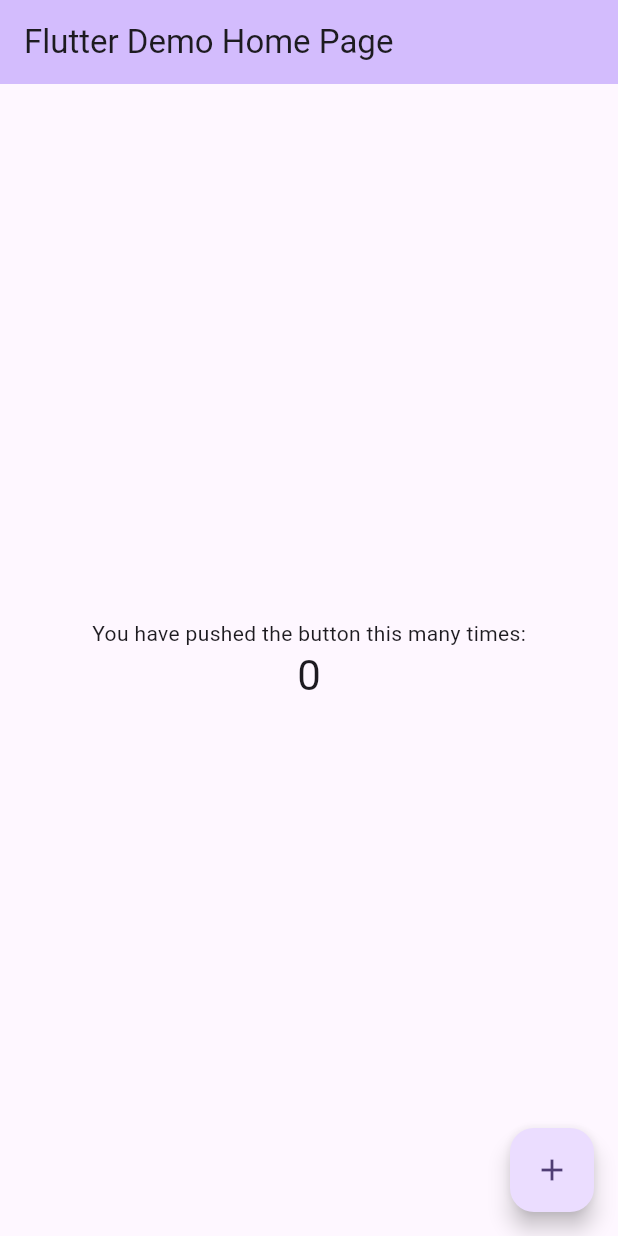
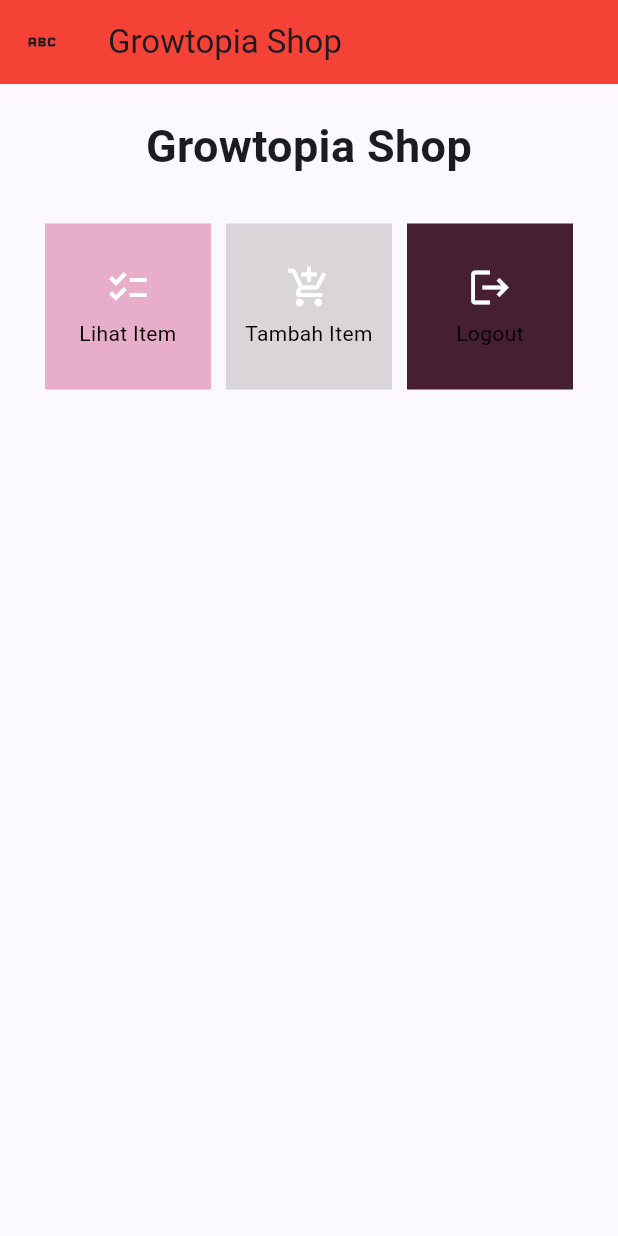
Before and after one commit to Scarletra/growtopia_shop_mobile, a Flutter app: the screen it shows after launch, on a phone screen of 412 x 824 dp. Run offline on Flutter 3.47's test engine with Material 2 defaults, Android fonts, the phone set to English and light mode, and no system bars.

Commit message:
finished checklist

```diff
--- a/lib/main.dart
+++ b/lib/main.dart
@@ -1,4 +1,5 @@
 import 'package:flutter/material.dart';
+import 'package:growtopia_shop/menu.dart';
 
 void main() {
   runApp(const MyApp());
@@ -28,98 +29,10 @@
         //
         // This works for code too, not just values: Most code changes can be
         // tested with just a hot reload.
-        colorScheme: ColorScheme.fromSeed(seedColor: Colors.deepPurple),
+        colorScheme: ColorScheme.fromSeed(seedColor: Colors.indigo),
         useMaterial3: true,
       ),
-      home: const MyHomePage(title: 'Flutter Demo Home Page'),
+      home: MyHomePage(),
     );
   }
 }
-
-class MyHomePage extends StatefulWidget {
-  const MyHomePage({super.key, required this.title});
-
-  // This widget is the home page of your application. It is stateful, meaning
-  // that it has a State object (defined below) that contains fields that affect
-  // how it looks.
-
-  // This class is the configuration for the state. It holds the values (in this
-  // case the title) provided by the parent (in this case the App widget) and
-  // used by the build method of the State. Fields in a Widget subclass are
-  // always marked "final".
-
-  final String title;
-
-  @override
-  State<MyHomePage> createState() => _MyHomePageState();
-}
-
-class _MyHomePageState extends State<MyHomePage> {
-  int _counter = 0;
-
-  void _incrementCounter() {
-    setState(() {
-      // This call to setState tells the Flutter framework that something has
-      // changed in this State, which causes it to rerun the build method below
-      // so that the display can reflect the updated values. If we changed
-      // _counter without calling setState(), then the build method would not be
-      // called again, and so nothing would appear to happen.
-      _counter++;
-    });
-  }
-
-  @override
-  Widget build(BuildContext context) {
-    // This method is rerun every time setState is called, for instance as done
-    // by the _incrementCounter method above.
-    //
-    // The Flutter framework has been optimized to make rerunning build methods
-    // fast, so that you can just rebuild anything that needs updating rather
-    // than having to individually change instances of widgets.
-    return Scaffold(
-      appBar: AppBar(
-        // TRY THIS: Try changing the color here to a specific color (to
-        // Colors.amber, perhaps?) and trigger a hot reload to see the AppBar
-        // change color while the other colors stay the same.
-        backgroundColor: Theme.of(context).colorScheme.inversePrimary,
-        // Here we take the value from the MyHomePage object that was created by
-        // the App.build method, and use it to set our appbar title.
-        title: Text(widget.title),
-      ),
-      body: Center(
-        // Center is a layout widget. It takes a single child and positions it
-        // in the middle of the parent.
-        child: Column(
-          // Column is also a layout widget. It takes a list of children and
-          // arranges them vertically. By default, it sizes itself to fit its
-          // children horizontally, and tries to be as tall as its parent.
-          //
-          // Column has various properties to control how it sizes itself and
-          // how it positions its children. Here we use mainAxisAlignment to
-          // center the children vertically; the main axis here is the vertical
-          // axis because Columns are vertical (the cross axis would be
-          // horizontal).
-          //
-          // TRY THIS: Invoke "debug painting" (choose the "Toggle Debug Paint"
-          // action in the IDE, or press "p" in the console), to see the
-          // wireframe for each widget.
-          mainAxisAlignment: MainAxisAlignment.center,
-          children: <Widget>[
-            const Text(
-              'You have pushed the button this many times:',
-            ),
-            Text(
-              '$_counter',
-              style: Theme.of(context).textTheme.headlineMedium,
-            ),
-          ],
-        ),
-      ),
-      floatingActionButton: FloatingActionButton(
-        onPressed: _incrementCounter,
-        tooltip: 'Increment',
-        child: const Icon(Icons.add),
-      ), // This trailing comma makes auto-formatting nicer for build methods.
-    );
-  }
-}
--- /dev/null
+++ b/lib/menu.dart
@@ -0,0 +1,113 @@
+import 'package:flutter/material.dart';
+
+class MyHomePage extends StatelessWidget {
+    MyHomePage({Key? key}) : super(key: key);
+    final List<ShopItem> items = [
+    ShopItem("Lihat Item", Icons.checklist, const Color.fromARGB(233, 230, 166, 198)),
+    ShopItem("Tambah Item", Icons.add_shopping_cart, const Color.fromARGB(233, 215, 210, 213)),
+    ShopItem("Logout", Icons.logout, const Color.fromARGB(233, 54, 10, 32)),
+];
+
+    @override
+    Widget build(BuildContext context) {
+        return Scaffold(
+      appBar: AppBar(
+        leading: const Icon(Icons.abc_outlined),
+        title: const Text(
+          'Growtopia Shop',
+        ),
+        backgroundColor: Colors.red,
+      ),
+      body: SingleChildScrollView(
+        // Widget wrapper yang dapat discroll
+        child: Padding(
+          padding: const EdgeInsets.all(10.0), // Set padding dari halaman
+          child: Column(
+            // Widget untuk menampilkan children secara vertikal
+            children: <Widget>[
+              const Padding(
+                padding: EdgeInsets.only(top: 10.0, bottom: 10.0),
+                // Widget Text untuk menampilkan tulisan dengan alignment center dan style yang sesuai
+                child: Text(
+                  'Growtopia Shop', // Text yang menandakan toko
+                  textAlign: TextAlign.center,
+                  style: TextStyle(
+                    fontSize: 30,
+                    fontWeight: FontWeight.bold,
+                  ),
+                ),
+              ),
+              // Grid layout
+              GridView.count(
+                // Container pada card kita.
+                primary: true,
+                padding: const EdgeInsets.all(20),
+                crossAxisSpacing: 10,
+                mainAxisSpacing: 10,
+                crossAxisCount: 3,
+                shrinkWrap: true,
+                children: items.map((ShopItem item) {
+                  // Iterasi untuk setiap item
+                  return ShopCard(item);
+                }).toList(),
+              ),
+            ],
+          ),
+        ),
+      ),
+    );
+    }
+}
+
+class ShopItem {
+  final String name;
+  final IconData icon;
+  final Color color;
+
+  ShopItem(this.name, this.icon, this.color);
+}
+
+class ShopCard extends StatelessWidget {
+  final ShopItem item;
+
+  const ShopCard(this.item, {super.key}); // Constructor
+
+  @override
+  Widget build(BuildContext context) {
+    return Material(
+      color: item.color,
+      child: InkWell(
+        // Area responsive terhadap sentuhan
+        onTap: () {
+          // Memunculkan SnackBar ketika diklik
+          ScaffoldMessenger.of(context)
+            ..hideCurrentSnackBar()
+            ..showSnackBar(SnackBar(
+                content: Text("Kamu telah menekan tombol ${item.name}!")));
+        },
+        child: Container(
+          // Container untuk menyimpan Icon dan Text
+          padding: const EdgeInsets.all(8),
+          child: Center(
+            child: Column(
+              mainAxisAlignment: MainAxisAlignment.center,
+              children: [
+                Icon(
+                  item.icon,
+                  color: Colors.white,
+                  size: 30.0,
+                ),
+                const Padding(padding: EdgeInsets.all(3)),
+                Text(
+                  item.name,
+                  textAlign: TextAlign.center,
+                  style: const TextStyle(color: Colors.black),
+                ),
+              ],
+            ),
+          ),
+        ),
+      ),
+    );
+  }
+}
```
